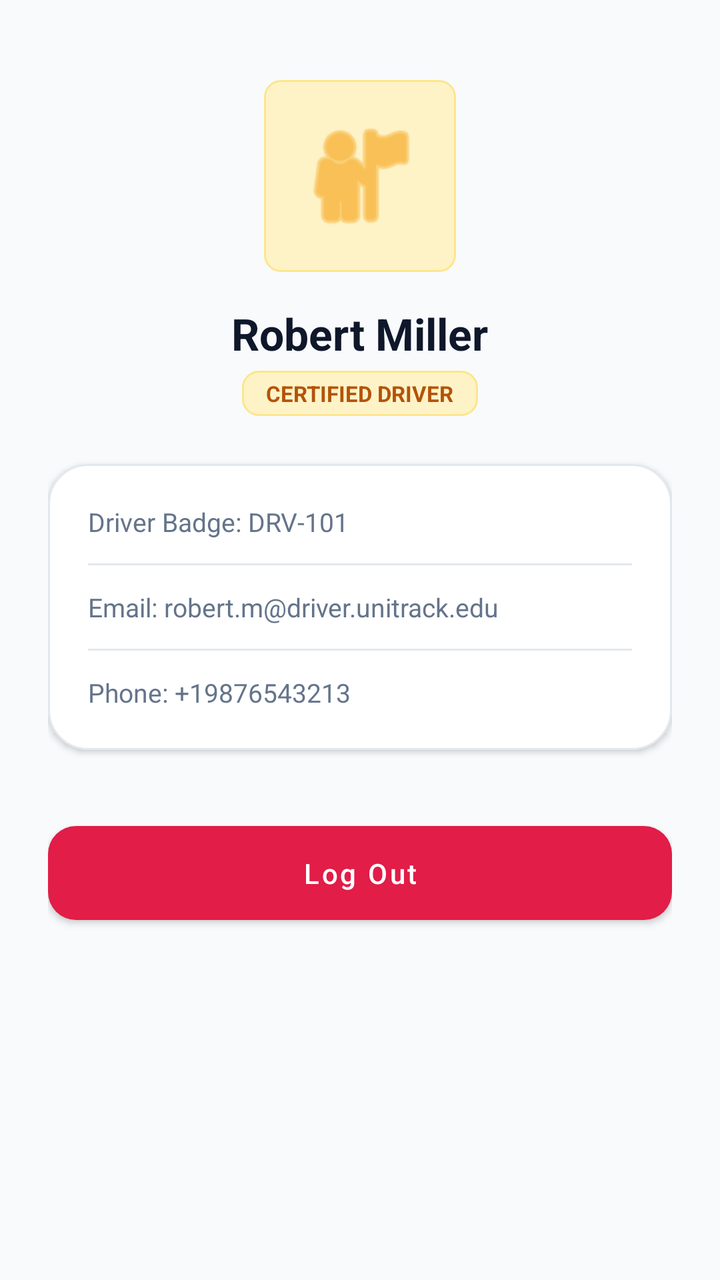
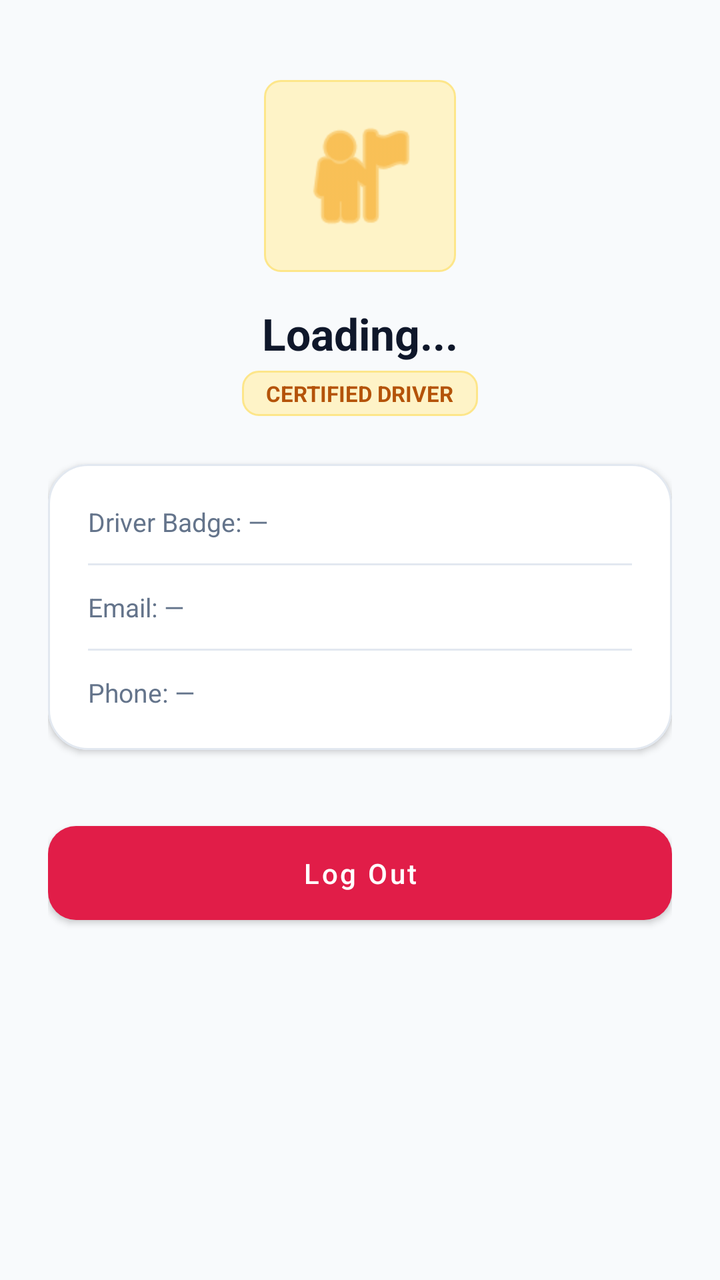

Screens rendered from an Android XML layout before and after an edit, with the pre-edit source and the edit as a unified diff.
<!-- AndroidManifest.xml: application theme Theme.UniTrack -->
<!-- res/layout/fragment_driver_profile.xml -->
<?xml version="1.0" encoding="utf-8"?>
<ScrollView xmlns:android="http://schemas.android.com/apk/res/android"
    xmlns:app="http://schemas.android.com/apk/res-auto"
    android:layout_width="match_parent"
    android:layout_height="match_parent"
    android:background="@color/background"
    android:fillViewport="true">

    <LinearLayout
        android:layout_width="match_parent"
        android:layout_height="wrap_content"
        android:gravity="center_horizontal"
        android:orientation="vertical"
        android:padding="24dp">

        <ImageView
            android:id="@+id/ivDriverAvatar"
            android:layout_width="96dp"
            android:layout_height="96dp"
            android:layout_marginTop="16dp"
            android:background="@drawable/bg_badge_amber"
            android:padding="16dp"
            android:src="@android:drawable/ic_menu_myplaces"
            app:tint="@color/accent" />

        <TextView
            android:id="@+id/tvDriverProfileName"
            android:layout_width="wrap_content"
            android:layout_height="wrap_content"
            android:layout_marginTop="16dp"
            android:text="Robert Miller"
            android:textColor="@color/text_primary"
            android:textSize="22sp"
            android:textStyle="bold" />

        <TextView
            android:layout_width="wrap_content"
            android:layout_height="wrap_content"
            android:layout_marginTop="4dp"
            android:background="@drawable/bg_badge_amber"
            android:paddingStart="12dp"
            android:paddingTop="4dp"
            android:paddingEnd="12dp"
            android:paddingBottom="4dp"
            android:text="CERTIFIED DRIVER"
            android:textColor="#B45309"
            android:textSize="11sp"
            android:textStyle="bold" />

        
        <com.google.android.material.card.MaterialCardView
            style="@style/Widget.UniTrack.Card"
            android:layout_width="match_parent"
            android:layout_height="wrap_content"
            android:layout_marginTop="24dp"
            app:cardCornerRadius="20dp">

            <LinearLayout
                android:layout_width="match_parent"
                android:layout_height="wrap_content"
                android:orientation="vertical"
                android:padding="20dp">

                <TextView
                    android:id="@+id/tvDriverBadgeId"
                    android:layout_width="wrap_content"
                    android:layout_height="wrap_content"
                    android:text="Driver Badge: DRV-101"
                    android:textColor="@color/text_secondary"
                    android:textSize="13sp" />

                <View
                    android:layout_width="match_parent"
                    android:layout_height="1dp"
                    android:layout_marginTop="12dp"
                    android:layout_marginBottom="12dp"
                    android:background="@color/divider" />

                <TextView
                    android:id="@+id/tvDriverEmail"
                    android:layout_width="wrap_content"
                    android:layout_height="wrap_content"
                    android:text="Email: robert.m@driver.unitrack.edu"
                    android:textColor="@color/text_secondary"
                    android:textSize="13sp" />

                <View
                    android:layout_width="match_parent"
                    android:layout_height="1dp"
                    android:layout_marginTop="12dp"
                    android:layout_marginBottom="12dp"
                    android:background="@color/divider" />

                <TextView
                    android:id="@+id/tvDriverPhone"
                    android:layout_width="wrap_content"
                    android:layout_height="wrap_content"
                    android:text="Phone: +19876543213"
                    android:textColor="@color/text_secondary"
                    android:textSize="13sp" />

            </LinearLayout>
        </com.google.android.material.card.MaterialCardView>

        
        <com.google.android.material.button.MaterialButton
            android:id="@+id/btnDriverLogout"
            style="@style/Widget.UniTrack.Button.Danger"
            android:layout_width="match_parent"
            android:layout_height="wrap_content"
            android:layout_marginTop="32dp"
            android:text="@string/logout" />

    </LinearLayout>
</ScrollView>
<!-- resources referenced by this layout -->
<resources>
  <color name="accent">#F59E0B</color>
  <color name="background">#F8FAFC</color>
  <color name="divider">#E2E8F0</color>
  <color name="text_primary">#0F172A</color>
  <color name="text_secondary">#64748B</color>
  <!-- drawable bg_badge_amber (drawable) -->
  <?xml version="1.0" encoding="utf-8"?>
  <shape xmlns:android="http://schemas.android.com/apk/res/android"
      android:shape="rectangle">
      <corners android:radius="8dp" />
      <solid android:color="#FEF3C7" />
      <stroke android:width="1dp" android:color="#FDE68A" />
  </shape>
  <string name="logout">Log Out</string>
  <style name="Widget.UniTrack.Button.Danger" parent="Widget.MaterialComponents.Button">
          <item name="backgroundTint">@color/danger</item>
          <item name="android:textColor">@color/pure_white</item>
          <item name="cornerRadius">14dp</item>
          <item name="android:textAllCaps">false</item>
          <item name="android:paddingTop">14dp</item>
          <item name="android:paddingBottom">14dp</item>
          <item name="android:fontFamily">sans-serif-medium</item>
      </style>
  <style name="Widget.UniTrack.Card" parent="Widget.MaterialComponents.CardView">
          <item name="cardCornerRadius">20dp</item>
          <item name="cardElevation">2dp</item>
          <item name="cardBackgroundColor">@color/card_background</item>
          <item name="strokeColor">@color/border</item>
          <item name="strokeWidth">1dp</item>
      </style>
  <color name="danger">#E11D48</color>
  <color name="pure_white">#FFFFFF</color>
  <color name="card_background">#FFFFFF</color>
  <color name="border">#E2E8F0</color>
  <color name="primary">#059669</color>
  <color name="primary_dark">#047857</color>
  <color name="secondary">#0F172A</color>
  <color name="secondary_light">#1E293B</color>
  <color name="surface">#FFFFFF</color>
  <color name="input_hint">#64748B</color>
  <color name="input_text">#0F172A</color>
  <style name="Widget.UniTrack.TextInputLayout" parent="Widget.MaterialComponents.TextInputLayout.OutlinedBox">
          <item name="boxStrokeColor">@color/primary</item>
          <item name="hintTextColor">@color/primary</item>
          <item name="android:textColorHint">@color/input_hint</item>
          <item name="boxBackgroundColor">@color/input_background</item>
          <item name="boxCornerRadiusTopStart">12dp</item>
          <item name="boxCornerRadiusTopEnd">12dp</item>
          <item name="boxCornerRadiusBottomStart">12dp</item>
          <item name="boxCornerRadiusBottomEnd">12dp</item>
      </style>
  <style name="Widget.UniTrack.EditText" parent="Widget.MaterialComponents.TextInputEditText.OutlinedBox">
          <item name="android:textColor">@color/input_text</item>
          <item name="android:textColorHint">@color/input_hint</item>
          <item name="android:textSize">14sp</item>
      </style>
  <color name="input_background">#FFFFFF</color>
  <!-- unchanged entries left out for length: 1 -->
</resources>

<!-- the commit's change to res/layout/fragment_driver_profile.xml (unified diff, before → after) -->
@@ -28,7 +28,7 @@
             android:layout_width="wrap_content"
             android:layout_height="wrap_content"
             android:layout_marginTop="16dp"
-            android:text="Robert Miller"
+            android:text="Loading..."
             android:textColor="@color/text_primary"
             android:textSize="22sp"
             android:textStyle="bold" />
@@ -65,7 +65,7 @@
                     android:id="@+id/tvDriverBadgeId"
                     android:layout_width="wrap_content"
                     android:layout_height="wrap_content"
-                    android:text="Driver Badge: DRV-101"
+                    android:text="Driver Badge: —"
                     android:textColor="@color/text_secondary"
                     android:textSize="13sp" />
 
@@ -80,7 +80,7 @@
                     android:id="@+id/tvDriverEmail"
                     android:layout_width="wrap_content"
                     android:layout_height="wrap_content"
-                    android:text="Email: robert.m@driver.unitrack.edu"
+                    android:text="Email: —"
                     android:textColor="@color/text_secondary"
                     android:textSize="13sp" />
 
@@ -95,7 +95,7 @@
                     android:id="@+id/tvDriverPhone"
                     android:layout_width="wrap_content"
                     android:layout_height="wrap_content"
-                    android:text="Phone: +19876543213"
+                    android:text="Phone: —"
                     android:textColor="@color/text_secondary"
                     android:textSize="13sp" />
 
